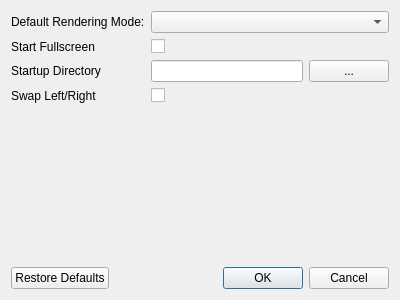
Above: forms/settingswindow.ui from chipgw/depthview before the change. Below: the same form after it.
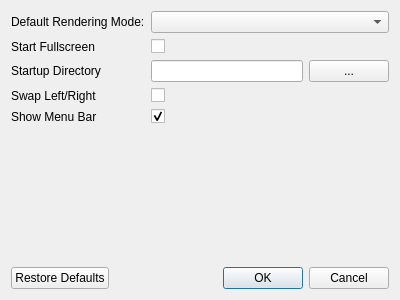
That is the form after the change. Icons and pictures are not drawn.

Commit message: added "Show Menu Bar" to settings.

```diff
--- a/forms/settingswindow.ui
+++ b/forms/settingswindow.ui
@@ -87,6 +87,20 @@
      <item row="3" column="1">
       <widget class="QCheckBox" name="swapLeftRightCheckBox"/>
      </item>
+     <item row="4" column="0">
+      <widget class="QLabel" name="showMenuBarLabel">
+       <property name="text">
+        <string>Show Menu Bar</string>
+       </property>
+      </widget>
+     </item>
+     <item row="4" column="1">
+      <widget class="QCheckBox" name="showMenuBarCheckBox">
+       <property name="checked">
+        <bool>true</bool>
+       </property>
+      </widget>
+     </item>
     </layout>
    </item>
    <item>
```
Left out of the diff: 20 changed lines with no effect on the pictures. The commit also changes 2 other files.
